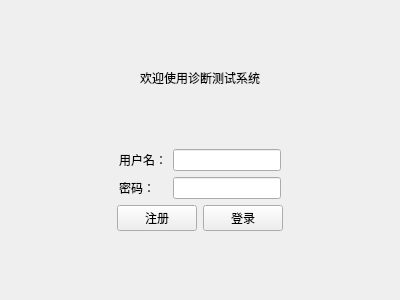
Old version of the form Lab4/loginview.ui in the repository Kkinili/test_github.
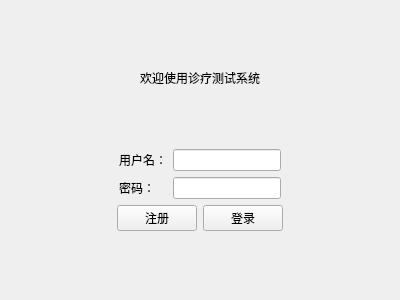
New version of the form.

```diff
--- a/Lab4/loginview.ui
+++ b/Lab4/loginview.ui
@@ -30,7 +30,7 @@
    <item>
     <widget class="QLabel" name="label_3">
      <property name="text">
-      <string>欢迎使用诊断测试系统</string>
+      <string>欢迎使用诊疗测试系统</string>
      </property>
      <property name="alignment">
       <set>Qt::AlignmentFlag::AlignCenter</set>
```
Left out of the diff: 6 changed lines with no effect on the pictures.
